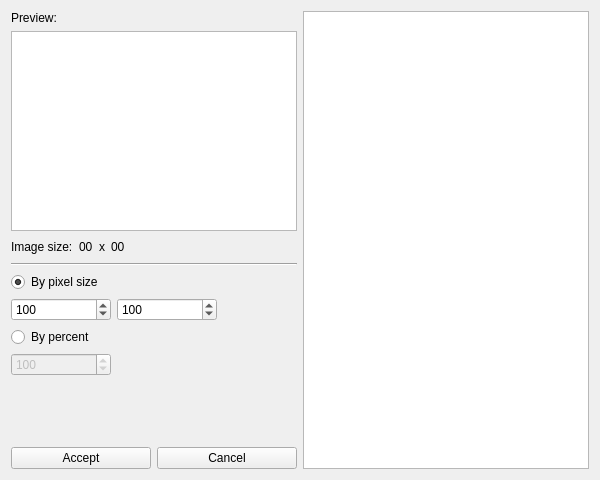
This is editformresizeelements.ui in abodnyaUA/qimageviewer as Qt 5 draws it before an edit. The edited form follows.
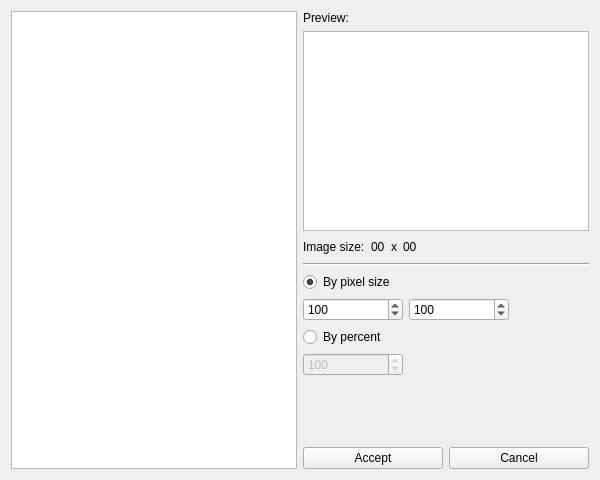
This is the edited form. Icons and pictures are not drawn.

Diff of the .ui file:
```diff
--- a/editformresizeelements.ui
+++ b/editformresizeelements.ui
@@ -30,6 +30,20 @@
     <normaloff>:/res/resize-items.png</normaloff>:/res/resize-items.png</iconset>
   </property>
   <layout class="QHBoxLayout" name="horizontalLayout_7">
+   <item>
+    <layout class="QHBoxLayout" name="horizontalLayout_6">
+     <item>
+      <widget class="QListWidget" name="listWidget">
+       <property name="sizePolicy">
+        <sizepolicy hsizetype="Expanding" vsizetype="MinimumExpanding">
+         <horstretch>0</horstretch>
+         <verstretch>0</verstretch>
+        </sizepolicy>
+       </property>
+      </widget>
+     </item>
+    </layout>
+   </item>
    <item>
     <layout class="QVBoxLayout" name="verticalLayout_4">
      <item>
@@ -296,20 +310,6 @@
      </item>
     </layout>
    </item>
-   <item>
-    <layout class="QHBoxLayout" name="horizontalLayout_6">
-     <item>
-      <widget class="QListWidget" name="listWidget">
-       <property name="sizePolicy">
-        <sizepolicy hsizetype="Expanding" vsizetype="MinimumExpanding">
-         <horstretch>0</horstretch>
-         <verstretch>0</verstretch>
-        </sizepolicy>
-       </property>
-      </widget>
-     </item>
-    </layout>
-   </item>
   </layout>
  </widget>
  <resources>
```
